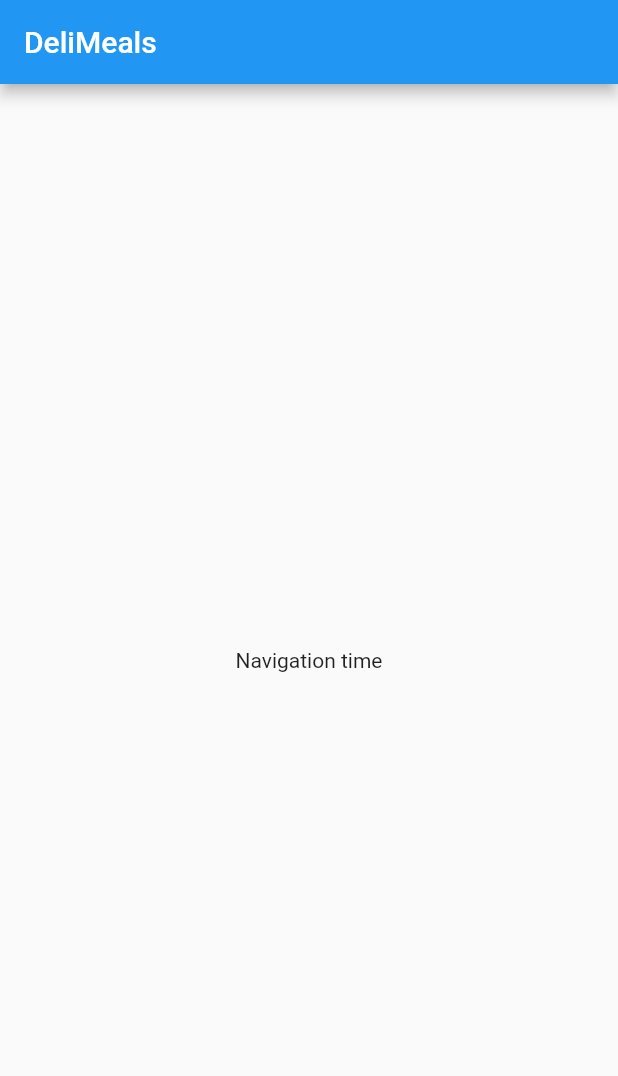
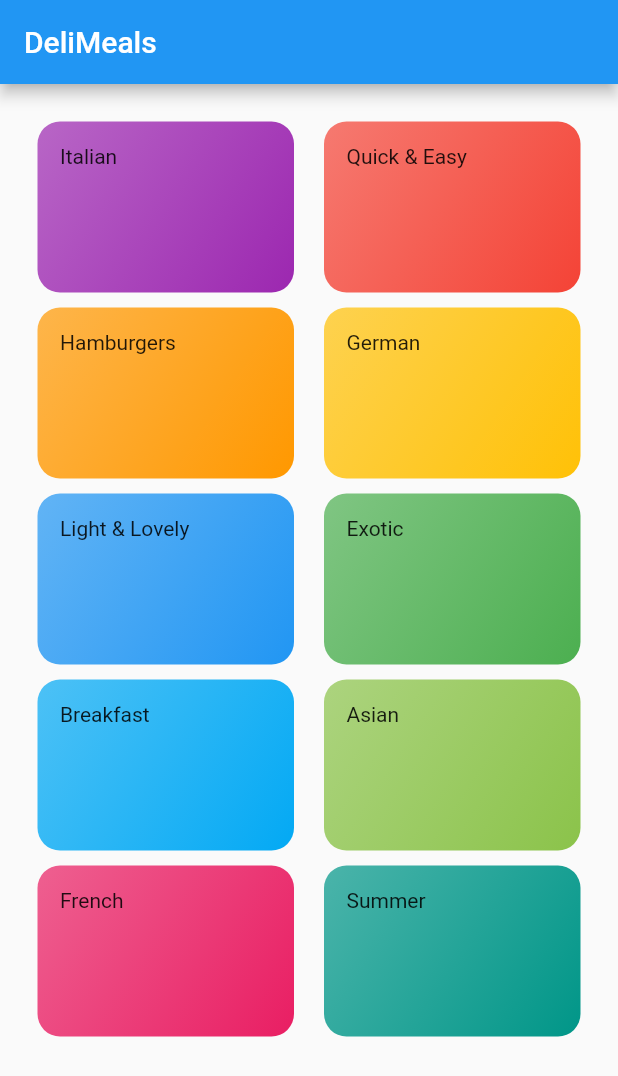
Before and after one commit to iliyasifa/meals_app, a Flutter app: the screen it shows after launch, on a phone screen of 412 x 824 dp. Shown: the top 1076 px of the screen. Run offline on Flutter 3.47's test engine with Material 2 defaults, Android fonts, the phone set to English and light mode, and no system bars.

Commit message:
commit on 'master'

```diff
--- /dev/null
+++ b/lib/catagories_screen.dart
@@ -0,0 +1,33 @@
+import 'package:flutter/material.dart';
+import 'package:meals_app/category_item.dart';
+import 'package:meals_app/dummy_data.dart';
+
+class CatagoriesScreen extends StatelessWidget {
+  const CatagoriesScreen({Key? key}) : super(key: key);
+
+  @override
+  Widget build(BuildContext context) {
+    return Scaffold(
+      appBar: AppBar(
+        title: const Text('DeliMeals'),
+      ),
+      body: GridView(
+        padding: const EdgeInsets.all(25),
+        children: dummyCategories
+            .map(
+              (catData) => CategoryItem(
+                title: catData.title,
+                color: catData.color,
+              ),
+            )
+            .toList(),
+        gridDelegate: const SliverGridDelegateWithMaxCrossAxisExtent(
+          maxCrossAxisExtent: 200,
+          childAspectRatio: 3 / 2,
+          crossAxisSpacing: 20,
+          mainAxisSpacing: 10,
+        ),
+      ),
+    );
+  }
+}
--- /dev/null
+++ b/lib/category_item.dart
@@ -0,0 +1,30 @@
+import 'package:flutter/material.dart';
+
+class CategoryItem extends StatelessWidget {
+  final String title;
+  final Color color;
+  const CategoryItem({
+    Key? key,
+    required this.title,
+    required this.color,
+  }) : super(key: key);
+
+  @override
+  Widget build(BuildContext context) {
+    return Container(
+      padding: const EdgeInsets.all(15),
+      child: Text(title),
+      decoration: BoxDecoration(
+        gradient: LinearGradient(
+          begin: Alignment.topLeft,
+          end: Alignment.bottomRight,
+          colors: [
+            color.withOpacity(0.7),
+            color,
+          ],
+        ),
+        borderRadius: BorderRadius.circular(15),
+      ),
+    );
+  }
+}
--- /dev/null
+++ b/lib/dummy_data.dart
@@ -0,0 +1,55 @@
+import 'package:flutter/material.dart';
+import './models/category.dart';
+
+const dummyCategories = [
+  Category(
+    id: 'c1',
+    title: 'Italian',
+    color: Colors.purple,
+  ),
+  Category(
+    id: 'c2',
+    title: 'Quick & Easy',
+    color: Colors.red,
+  ),
+  Category(
+    id: 'c3',
+    title: 'Hamburgers',
+    color: Colors.orange,
+  ),
+  Category(
+    id: 'c4',
+    title: 'German',
+    color: Colors.amber,
+  ),
+  Category(
+    id: 'c5',
+    title: 'Light & Lovely',
+    color: Colors.blue,
+  ),
+  Category(
+    id: 'c6',
+    title: 'Exotic',
+    color: Colors.green,
+  ),
+  Category(
+    id: 'c7',
+    title: 'Breakfast',
+    color: Colors.lightBlue,
+  ),
+  Category(
+    id: 'c8',
+    title: 'Asian',
+    color: Colors.lightGreen,
+  ),
+  Category(
+    id: 'c9',
+    title: 'French',
+    color: Colors.pink,
+  ),
+  Category(
+    id: 'c10',
+    title: 'Summer',
+    color: Colors.teal,
+  ),
+];
--- a/lib/main.dart
+++ b/lib/main.dart
@@ -1,4 +1,5 @@
 import 'package:flutter/material.dart';
+import 'package:meals_app/catagories_screen.dart';
 
 void main() {
   runApp(const MyApp());
@@ -9,30 +10,12 @@ class MyApp extends StatelessWidget {
 
   @override
   Widget build(BuildContext context) {
-    return const MaterialApp(
-      title: 'Flutter Demo',
-      home: MyHomePage(),
+    return MaterialApp(
+      title: 'DeliMeals',
+      theme: ThemeData(
+        primarySwatch: Colors.blue,
+      ),
+      home: const CatagoriesScreen(),
     );
   }
 }
-
-class MyHomePage extends StatefulWidget {
-  const MyHomePage({Key? key}) : super(key: key);
-
-  @override
-  State<MyHomePage> createState() => _MyHomePageState();
-}
-
-class _MyHomePageState extends State<MyHomePage> {
-  @override
-  Widget build(BuildContext context) {
-    return Scaffold(
-      appBar: AppBar(
-        title: const Text('DeliMeals'),
-      ),
-      body: const Center(
-        child: Text('Navigation time'),
-      ),
-    );
-  }
-}
--- /dev/null
+++ b/lib/models/category.dart
@@ -0,0 +1,13 @@
+import 'package:flutter/material.dart';
+
+class Category {
+  final String id;
+  final String title;
+  final Color color;
+
+  const Category({
+    required this.id,
+    required this.title,
+    this.color = Colors.orange,
+  });
+}
```
Also changed, not shown: pubspec.yaml (+17 -12 lines), assets/fonts/Raleway-Black.ttf (added), assets/fonts/Raleway-Bold.ttf (added), assets/fonts/Raleway-Regular.ttf (added), assets/fonts/RobotoCondensed-Bold.ttf (added), assets/fonts/RobotoCondensed-Italic.ttf (added), assets/fonts/RobotoCondensed-Light.ttf (added), assets/fonts/RobotoCondensed-Regular.ttf (added).
